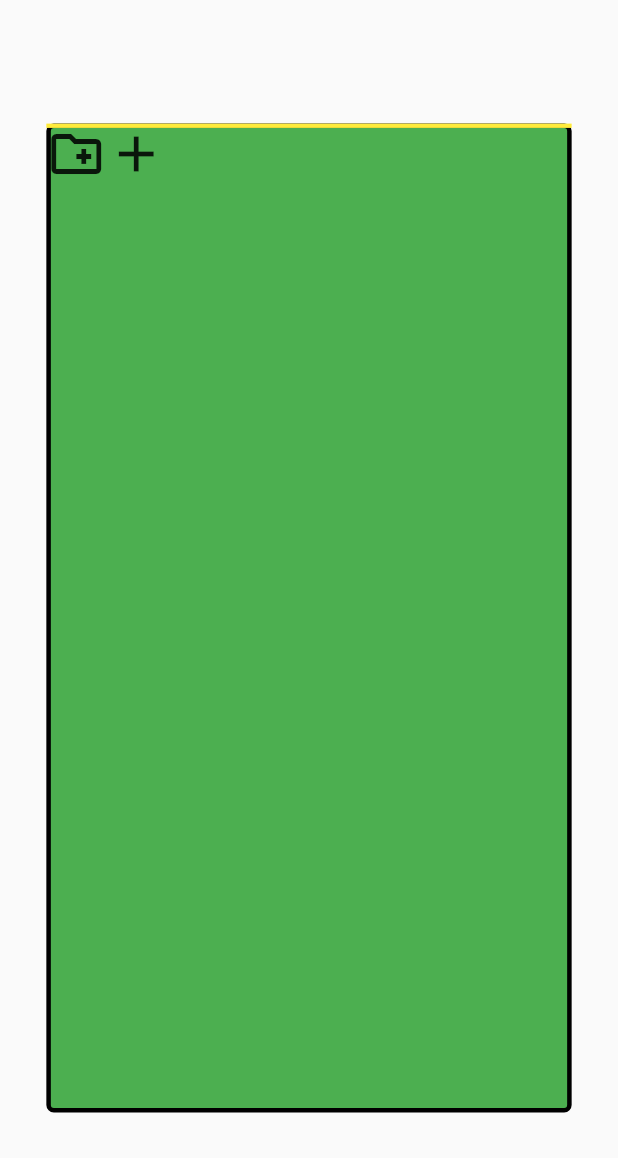
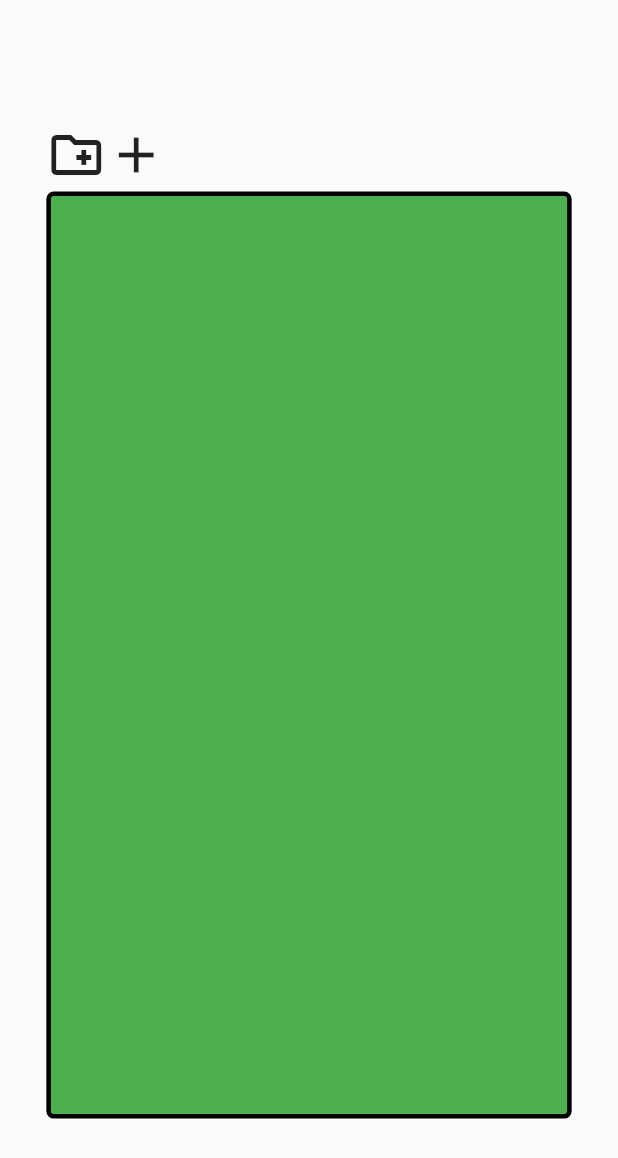
Before and after one commit to OBurnsy22/tempo, a Flutter app: the cardsHome screen opened directly, on a phone screen of 412 x 824 dp. Shown: the top 1158 px of the screen. Run offline on Flutter 3.47's test engine with Material 2 defaults, Android fonts, the phone set to English and light mode, and no system bars; our stand-ins replace cloud_firestore, curved_navigation_bar, firebase_auth, firebase_core, firebase_storage, google_sign_in; accounts and stored records are empty.

Commit message:
Everything is now functional and aligned on the home page

```diff
--- a/tempo/lib/cards.dart
+++ b/tempo/lib/cards.dart
@@ -3,18 +3,17 @@ import 'package:flutter/material.dart';
 import 'package:cloud_firestore/cloud_firestore.dart';
 import 'firebase.dart' as fb;
 
-
 class cardsHome extends StatefulWidget {
-
   @override
   cardsHomeState createState() => cardsHomeState();
 }
 
-class cardsHomeState extends State<cardsHome> with AutomaticKeepAliveClientMixin<cardsHome> {
+class cardsHomeState extends State<cardsHome>
+    with AutomaticKeepAliveClientMixin<cardsHome> {
   final folder_form_key = GlobalKey<FormState>();
   final card_form_key = GlobalKey<FormState>();
   String _folder; //might want to change this to an array
-  String _card;   //might want to change this to an array
+  String _card; //might want to change this to an array
   bool data_retrieved = false;
   List<QueryDocumentSnapshot> user_data = [];
 
@@ -23,7 +22,6 @@ class cardsHomeState extends State<cardsHome> with AutomaticKeepAliveClientMixin
     super.initState();
     retrieveData();
   }
-
 
   Future<void> retrieveData() async {
     user_data = await fb.fireDatabase().retrieveUserData();
@@ -35,18 +33,42 @@ class cardsHomeState extends State<cardsHome> with AutomaticKeepAliveClientMixin
 
   @override
   Widget build(BuildContext context) {
-    if(data_retrieved){
+    if (data_retrieved) {
       return Scaffold(
         body: Center(
           child: Column(
             mainAxisAlignment: MainAxisAlignment.center,
-            children: <Widget> [
-              Stack(
-                clipBehavior: Clip.antiAlias,
-                children: <Widget> [
+            children: <Widget>[
               Container(
                   width: MediaQuery.of(context).size.width * 0.85,
-                      height: MediaQuery.of(context).size.height * 0.80,
+                  height: MediaQuery.of(context).size.height * 0.06,
+                  child: Align(
+                    alignment: Alignment.topCenter,
+                    child: Row(
+                      children: <Widget>[
+                        Align(
+                            alignment: Alignment.centerRight,
+                            child: GestureDetector(
+                              onTap: AddFolderForm,
+                              child: Icon(
+                                Icons.create_new_folder_outlined,
+                                size: 40,
+                              ),
+                            )),
+                        Align(
+                            alignment: Alignment.centerRight,
+                            child: GestureDetector(
+                                onTap: AddCardForm,
+                                child: Icon(
+                                  Icons.add_outlined,
+                                  size: 40,
+                                )))
+                      ],
+                    ),
+                  )),
+              Container(
+                  width: MediaQuery.of(context).size.width * 0.85,
+                  height: MediaQuery.of(context).size.height * 0.75,
                   decoration: BoxDecoration(
                     border: Border.all(
                       color: Colors.black,
@@ -55,10 +77,11 @@ class cardsHomeState extends State<cardsHome> with AutomaticKeepAliveClientMixin
                     borderRadius: BorderRadius.all(Radius.circular(5)),
                     color: Colors.green,
                   ),
-                      child: Expanded(
-                          child: SizedBox(
-                              width: MediaQuery.of(context).size.width * 0.84,
-                              //add height HERE
+                  child: Row(
+                    children: <Widget>[
+                      Container(
+                          width: MediaQuery.of(context).size.width * 0.80,
+                          height: MediaQuery.of(context).size.height * 0.74,
                           child: ListView.builder(
                               itemCount: user_data.length,
                               itemBuilder: (context, index) {
@@ -67,67 +90,23 @@ class cardsHomeState extends State<cardsHome> with AutomaticKeepAliveClientMixin
                                     child: ListTile(
                                         title: Text(data.get("test")),
                                         onTap: () {
+                                          print("here");
                                           // NAVIGATE TO NEW VIEW HERE
-                                            }
-                                        )
-                                    );
-                                  }
-                              )
-                          )
-                      )
-                  ),
-                  Container(
-                      width: MediaQuery.of(context).size.width * 0.85,
-                      height: MediaQuery.of(context).size.height * 0.05,
-                      child: Align(
-                        alignment: Alignment.topCenter,
-                        child: FractionallySizedBox(
-                            widthFactor: 1,
-                            heightFactor: 0.07,
-                            child: Container(
-                              color: Colors.yellow,
-                              child: Row(
-                                children: <Widget> [
-                                  Align(
-                                      alignment: Alignment.centerRight,
-                                      child: GestureDetector(
-                                        onTap: AddFolderForm,
-                                        child: Icon(
-                                          Icons.create_new_folder_outlined,
-                                          size: 40,
-                                        ),
-                                      )
-                                  ),
-                                  Align(
-                                      alignment: Alignment.centerRight,
-                                      child: GestureDetector(
-                                          onTap: AddCardForm,
-                                          child: Icon(
-                                            Icons.add_outlined,
-                                            size: 40,
-                                          )
-                                      )
-                                  )
+                                        }));
+                              }))
                     ],
-                              ),
-                            )
-                        ),
-                      )
-                  ),
-                ],
-              ),
+                  )),
             ],
           ),
         ),
       );
-    } else { //data hasn't been retrieved yet so return progress indicator
+    } else {
+      //data hasn't been retrieved yet so return progress indicator
       return CircularProgressIndicator(
         backgroundColor: Color(0xFFE0F7FA),
       );
     }
   }
-
-
 
   // form for adding folders
   Future<void> AddFolderForm() {
@@ -140,19 +119,16 @@ class cardsHomeState extends State<cardsHome> with AutomaticKeepAliveClientMixin
                 key: folder_form_key,
                 child: Column(
                     mainAxisAlignment: MainAxisAlignment.center,
-                  children: folderInput() + folderButtons()
-              )
-          ),
+                    children: folderInput() + folderButtons())),
           );
-      }
-    );
+        });
   }
 
   //input for AddFolderForm()
   List<Widget> folderInput() {
     return [
       TextFormField(
-        key :Key("input_key"),
+        key: Key("input_key"),
         onSaved: (String folderName) {
           //save here
           _folder = folderName;
@@ -193,15 +169,14 @@ class cardsHomeState extends State<cardsHome> with AutomaticKeepAliveClientMixin
                 fontSize: 22,
               ),
             ),
-          )
-      ),
+          )),
     ];
   }
 
   //validates form for creating a folder
-  bool folderValidation(){
+  bool folderValidation() {
     final form = folder_form_key.currentState;
-    if(form.validate()){
+    if (form.validate()) {
       form.save();
       setState(() {
         //add new folder to firebase
@@ -211,7 +186,6 @@ class cardsHomeState extends State<cardsHome> with AutomaticKeepAliveClientMixin
     }
     return false;
   }
-
 
   //form for creating cards
   Future<void> AddCardForm() {
@@ -224,19 +198,16 @@ class cardsHomeState extends State<cardsHome> with AutomaticKeepAliveClientMixin
                 key: card_form_key,
                 child: Column(
                     mainAxisAlignment: MainAxisAlignment.center,
-                    children: cardInput() + cardButtons()
-                )
-            ),
+                    children: cardInput() + cardButtons())),
           );
-        }
-    );
+        });
   }
 
   //input for AddCardForm()
   List<Widget> cardInput() {
     return [
       TextFormField(
-        key :Key("input_key"),
+        key: Key("input_key"),
         onSaved: (String cardName) {
           //save here
           _card = cardName;
@@ -278,15 +249,14 @@ class cardsHomeState extends State<cardsHome> with AutomaticKeepAliveClientMixin
                 fontSize: 22,
               ),
             ),
-          )
-      ),
+          )),
     ];
   }
 
   //validates form for creating a card
-  bool cardValidation(){
+  bool cardValidation() {
     final form = card_form_key.currentState;
-    if(form.validate()){
+    if (form.validate()) {
       form.save();
       setState(() {
         //create new card in firebase
@@ -298,8 +268,6 @@ class cardsHomeState extends State<cardsHome> with AutomaticKeepAliveClientMixin
     return false;
   }
 
-
-
   @override
   bool get wantKeepAlive => true;
 }
```
Lines whose indentation alone changed are shown as unchanged.
